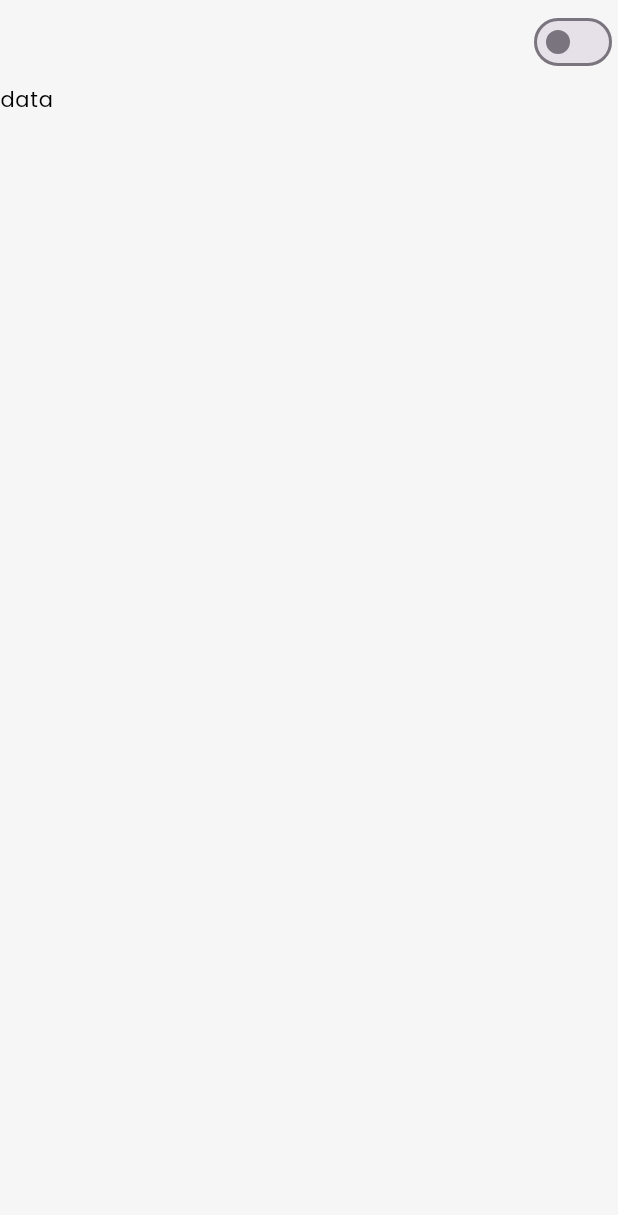
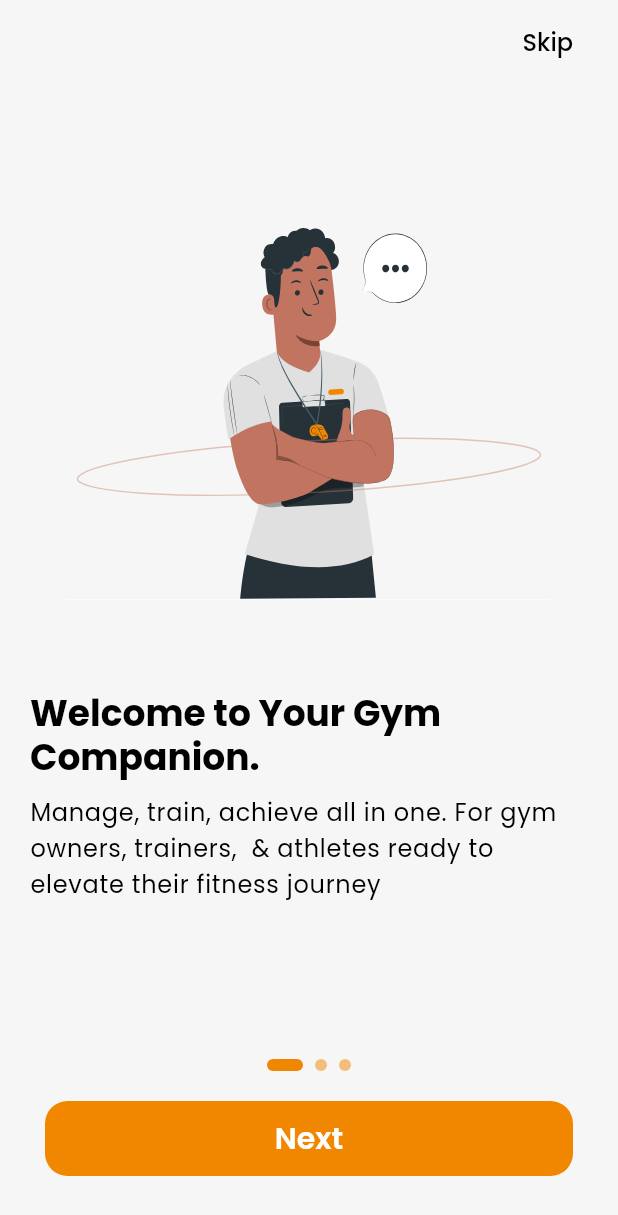
Before and after one commit to stackbic/gym_app, a Flutter app: the screen it shows after launch, on a phone screen of 412 x 824 dp. Shown: the top 1215 px of the screen. Run offline on Flutter 3.47's test engine with Material 3 defaults, Android fonts, the phone set to English and light mode, and no system bars; drawn by our look-alikes of smooth_page_indicator; our stand-ins replace dropdown_button2, flutter_riverpod, flutter_svg, google_fonts.

Commit message:
OnBoarding story completed UI.

```diff
--- a/lib/app/config/app_constants.dart
+++ b/lib/app/config/app_constants.dart
@@ -1,7 +1,7 @@
 import 'package:flutter/material.dart';
 
 class AppColors {
-  static const kPrimaryColor = Color(0xffC11F20);
+  static const kPrimaryColor = Color(0xffF18701);
   static const kBlack = Colors.black;
   static const kWhite = Colors.white;
   static const kWhiteShade = Color(0xffF6F6F6);
@@ -12,6 +12,9 @@ class AppColors {
 // For images
 class AppImages {
   static const path = 'assets/images/';
+  static const onBoarding1 = '${path}gym_onboarding1.svg';
+  static const onBoarding2 = '${path}gym_onboarding2.svg';
+  static const onBoarding3 = '${path}gym_onboarding3.svg';
 }
 
 // For sizing
@@ -62,3 +65,13 @@ class AppSize {
     width: 60,
   );
 }
+
+// Paddings
+class AppPaddings {
+  static const backgroundP = EdgeInsets.all(20);
+  static const bottomnavP = EdgeInsets.symmetric(
+    horizontal: 30,
+    vertical: 40,
+  );
+  static const buttonPadding = EdgeInsets.all(12);
+}
--- a/lib/app/widgets/common_buttons_textforms/button_textforms.dart
+++ b/lib/app/widgets/common_buttons_textforms/button_textforms.dart
@@ -101,7 +101,7 @@ class CustomTextFormField extends StatelessWidget {
                       Text(
                         text ?? '',
                         style: TextStyle(
-                          color: AppColors.kWhite.withOpacity(0.3),
+                          color: AppColors.kWhite.withAlpha((0.3 * 255).round()),
                         ),
                       )
                   : null,
--- a/lib/app/widgets/common_dialogs/common_dialogs.dart
+++ b/lib/app/widgets/common_dialogs/common_dialogs.dart
@@ -37,7 +37,7 @@ void showCustomDialog(
               },
               child: CircleAvatar(
                 radius: 15,
-                backgroundColor: AppColors.kBlack.withOpacity(0.6),
+                backgroundColor: AppColors.kBlack.withAlpha((0.6 * 255).round()),
                 child: const Icon(
                   CupertinoIcons.clear,
                   color: AppColors.kWhite,
--- a/lib/app/widgets/common_dropdowns/common_dropdowns.dart
+++ b/lib/app/widgets/common_dropdowns/common_dropdowns.dart
@@ -42,7 +42,7 @@ class CommonDropDownWidget extends StatelessWidget {
                 borderRadius: BorderRadius.circular(radius ?? 15),
                 color: AppColors.kWhite,
                 border: Border.all(
-                  color: AppColors.kBlack.withOpacity(0.2),
+                  color: AppColors.kBlack.withAlpha((0.2 * 255).round()),
                 ),
               ),
               child: Row(
@@ -55,14 +55,16 @@ class CommonDropDownWidget extends StatelessWidget {
                       primaryValue,
                       style: TextStyle(
                         fontSize: 16,
-                        color: primaryValue == hintText ? AppColors.kBlack.withOpacity(0.3) : AppColors.kBlack,
+                        color: primaryValue == hintText
+                            ? AppColors.kBlack.withAlpha((0.3 * 255).round())
+                            : AppColors.kBlack,
                       ),
                       overflow: TextOverflow.ellipsis,
                     ),
                   ),
                   Icon(
                     Icons.arrow_drop_down,
-                    color: isDropIconColor ?? AppColors.kBlack.withOpacity(0.76),
+                    color: isDropIconColor ?? AppColors.kBlack.withAlpha((0.76 * 255).round()),
                     size: 18,
                   ),
                 ],
--- a/lib/app/widgets/common_listview/common_listview.dart
+++ b/lib/app/widgets/common_listview/common_listview.dart
@@ -79,7 +79,7 @@ class CommonListTile extends StatelessWidget {
       shape: RoundedRectangleBorder(
         borderRadius: BorderRadius.circular(borderRadius ?? 15),
         side: BorderSide(
-          color: borderColor ?? AppColors.kBlack.withOpacity(0.1),
+          color: borderColor ?? AppColors.kBlack.withAlpha((0.1 * 255).round()),
         ),
       ),
       child: ListTile(
@@ -90,7 +90,7 @@ class CommonListTile extends StatelessWidget {
         shape: RoundedRectangleBorder(
           borderRadius: BorderRadius.circular(borderRadius ?? 15),
           side: BorderSide(
-            color: borderColor ?? AppColors.kBlack.withOpacity(0.1),
+            color: borderColor ?? AppColors.kBlack.withAlpha((0.1 * 255).round()),
           ),
         ),
         contentPadding: contentPadding ?? const EdgeInsets.symmetric(horizontal: 5, vertical: 0),
@@ -102,7 +102,7 @@ class CommonListTile extends StatelessWidget {
               style: titleStyle ??
                   TextStyle(
                     fontSize: 14,
-                    color: AppColors.kBlack.withOpacity(0.4),
+                    color: AppColors.kBlack.withAlpha((0.4 * 255).round()),
                   ),
             ),
         subtitle: isSubtitle
--- a/lib/config/riverpod_providers.dart
+++ b/lib/config/riverpod_providers.dart
@@ -1,5 +1,7 @@
 import 'package:flutter/material.dart';
 import 'package:flutter_riverpod/flutter_riverpod.dart';
+import 'package:gym_app/modules/onboarding/presentation/controllers/mob_controllers/onboarding_mob_controller.dart';
+import 'package:gym_app/modules/onboarding/presentation/controllers/mob_controllers/onboarding_mob_state.dart';
 import 'package:gym_app/modules/splash/controllers/theme_controller.dart';
 import '../modules/splash/controllers/splash_controller.dart';
 
@@ -16,4 +18,10 @@ class RiverpodProviders {
       return ThemeNotifier();
     },
   );
+  // Di For OnBoarding
+  static final onBoardingProvider = StateNotifierProvider<OnboardingMobController, OnboardingMobState>(
+    (ref) {
+      return OnboardingMobController();
+    },
+  );
 }
--- /dev/null
+++ b/lib/modules/onboarding/presentation/controllers/mob_controllers/onboarding_mob_controller.dart
@@ -0,0 +1,23 @@
+import 'package:flutter_riverpod/flutter_riverpod.dart';
+import 'package:gym_app/modules/onboarding/presentation/controllers/mob_controllers/onboarding_mob_state.dart';
+
+class OnboardingMobController extends StateNotifier<OnboardingMobState> {
+  OnboardingMobController() : super(OnboardingMobState());
+
+  // Functions for the onboarding part
+  void updateCurrentPage(int page) {
+    state = state.copyWith(currentPage: page);
+  }
+
+  void skipToLastPage() {
+    state = state.copyWith(currentPage: state.onBoardTotalPage - 1);
+  }
+
+  bool shouldShowSkipButton() {
+    return state.currentPage < state.onBoardTotalPage - 1;
+  }
+
+  bool isLastPage() {
+    return state.currentPage == state.onBoardTotalPage - 1;
+  }
+}
--- /dev/null
+++ b/lib/modules/onboarding/presentation/controllers/mob_controllers/onboarding_mob_state.dart
@@ -0,0 +1,22 @@
+class OnboardingMobState {
+  final bool isLoading;
+  final int onBoardTotalPage;
+  final int currentPage;
+  OnboardingMobState({
+    this.isLoading = false,
+    this.onBoardTotalPage = 3,
+    this.currentPage = 0,
+  });
+
+  OnboardingMobState copyWith({
+    bool? isLoading,
+    int? onBoardTotalPage,
+    int? currentPage,
+  }) {
+    return OnboardingMobState(
+      isLoading: isLoading ?? this.isLoading,
+      onBoardTotalPage: onBoardTotalPage ?? this.onBoardTotalPage,
+      currentPage: currentPage ?? this.currentPage,
+    );
+  }
+}
--- /dev/null
+++ b/lib/modules/onboarding/presentation/pages/onboarding_mob/onboard_container.dart
@@ -0,0 +1,63 @@
+import 'package:flutter/material.dart';
+import 'package:flutter_svg/flutter_svg.dart';
+import 'package:gym_app/app/config/app_constants.dart';
+
+class OnboardContainer extends StatelessWidget {
+  const OnboardContainer({
+    super.key,
+    required this.screenIndex,
+  });
+  final int screenIndex;
+
+  @override
+  Widget build(BuildContext context) {
+    return Column(
+      mainAxisAlignment: MainAxisAlignment.center,
+      crossAxisAlignment: CrossAxisAlignment.start,
+      spacing: 10,
+      children: [
+        Visibility(
+          visible: screenIndex == 0,
+          child: AppSize.kHeight5,
+        ),
+        SizedBox(
+          width: double.infinity,
+          height: 300,
+          child: SvgPicture.asset(
+            screenIndex == 0
+                ? AppImages.onBoarding1
+                : screenIndex == 1
+                    ? AppImages.onBoarding2
+                    : AppImages.onBoarding3,
+            fit: BoxFit.contain,
+          ),
+        ),
+        screenIndex == 2 ? AppSize.kHeight40 : AppSize.kHeight15,
+        Text(
+          screenIndex == 0
+              ? "Welcome to Your Gym Companion."
+              : screenIndex == 1
+                  ? 'Built for Everyone, Designed for Success'
+                  : 'Ready to Transform? Let’s Begin!',
+          style: Theme.of(context).textTheme.displaySmall?.copyWith(
+                fontWeight: FontWeight.bold,
+              ),
+        ),
+        Text(
+          screenIndex == 0
+              ? "Manage, train, achieve all in one. For gym owners, trainers,  & athletes ready to elevate their fitness journey"
+              : screenIndex == 1
+                  ? 'Effortlessly manage members, customize workouts, and track progress. '
+                  : 'Get the tools, insights, and support you need to reach new heights. Start your fitness journey today!',
+          style: Theme.of(context).textTheme.bodyLarge?.copyWith(
+                fontSize: 16,
+              ),
+        ),
+        Visibility(
+          visible: screenIndex == 1 || screenIndex == 2,
+          child: AppSize.kHeight20,
+        ),
+      ],
+    );
+  }
+}
--- a/lib/modules/onboarding/presentation/pages/onboarding_mob/onboarding_mob.dart
+++ b/lib/modules/onboarding/presentation/pages/onboarding_mob/onboarding_mob.dart
@@ -1,34 +1,119 @@
 import 'package:flutter/material.dart';
 import 'package:flutter_riverpod/flutter_riverpod.dart';
-import 'package:gym_app/app/config/themes/themes.dart';
+import 'package:gym_app/app/config/app_constants.dart';
 import 'package:gym_app/app/widgets/appbar/appbar.dart';
 import 'package:gym_app/config/riverpod_providers.dart';
+import 'package:smooth_page_indicator/smooth_page_indicator.dart';
 
-class OnboardingMob extends StatelessWidget {
+import '../../../../../app/widgets/common_buttons_textforms/button_textforms.dart';
+import 'onboard_container.dart';
+
+class OnboardingMob extends StatefulWidget {
   const OnboardingMob({super.key});
+
+  @override
+  State<OnboardingMob> createState() => _OnboardingMobState();
+}
+
+class _OnboardingMobState extends State<OnboardingMob> {
+  final PageController pageController = PageController();
 
   @override
   Widget build(BuildContext context) {
     return Consumer(
       builder: (context, ref, child) {
-        final themeNotifier = ref.read(RiverpodProviders.themeProvider.notifier);
+        final onBoardingState = ref.watch(RiverpodProviders.onBoardingProvider);
+        final onBoardingController = ref.read(RiverpodProviders.onBoardingProvider.notifier);
+        final PageController pageController = PageController(
+          initialPage: onBoardingState.currentPage,
+        );
+        // Controller Logic
+        pageController.addListener(() {
+          final currentPage = pageController.page?.round() ?? 0;
+          if (currentPage != onBoardingState.currentPage) {
+            onBoardingController.updateCurrentPage(currentPage);
+          }
+        });
         return Scaffold(
           appBar: CommonAppBar(
             actions: [
-              Switch(
-                value: ref.watch(RiverpodProviders.themeProvider) == AppThemes.darkTheme,
-                onChanged: (value) {
-                  themeNotifier.toggleTheme();
-                },
-              ),
+              if (onBoardingController.shouldShowSkipButton())
+                Padding(
+                  padding: const EdgeInsets.only(
+                    right: 30,
+                  ),
+                  child: GestureDetector(
+                    onTap: () {
+                      pageController.animateToPage(
+                        2,
+                        duration: const Duration(milliseconds: 500),
+                        curve: Curves.easeInOut,
+                      );
+                    },
+                    child: Text(
+                      "Skip",
+                      style: Theme.of(context).textTheme.titleLarge,
+                    ),
+                  ),
+                ),
             ],
           ),
           body: SafeArea(
+            child: Padding(
+              padding: AppPaddings.backgroundP,
+              child: PageView.builder(
+                controller: pageController,
+                itemCount: onBoardingState.onBoardTotalPage,
+                scrollDirection: Axis.horizontal,
+                itemBuilder: (context, index) {
+                  return OnboardContainer(
+                    screenIndex: index,
+                  );
+                },
+              ),
+            ),
+          ),
+          bottomNavigationBar: Padding(
+            padding: AppPaddings.bottomnavP,
             child: Column(
+              spacing: 20,
+              mainAxisSize: MainAxisSize.min,
               children: [
-                Text(
-                  "data",
-                  style: Theme.of(context).textTheme.bodyLarge,
+                SmoothPageIndicator(
+                  controller: pageController,
+                  count: onBoardingState.onBoardTotalPage,
+                  effect: ExpandingDotsEffect(
+                    dotHeight: 8,
+                    dotWidth: 8,
+                    activeDotColor: AppColors.kPrimaryColor,
+                    dotColor: AppColors.kPrimaryColor.withAlpha(
+                      (0.5 * 255).round(),
+                    ),
+                  ),
+                ),
+                SizedBox(
+                  width: double.infinity,
+                  child: ButtonWidget(
+                    padding: const WidgetStatePropertyAll(AppPaddings.buttonPadding),
+                    text: onBoardingController.shouldShowSkipButton() ? "Next" : "Get Started",
+                    style: Theme.of(context).textTheme.headlineMedium?.copyWith(
+                          color: AppColors.kWhite,
+                        ),
+                    backgroundColor: const WidgetStatePropertyAll(AppColors.kPrimaryColor),
+                    borderRadius: BorderRadius.circular(15),
+                    onPressed: () {
+                      final nextPage = pageController.page!.toInt() + 1;
+                      if (nextPage < 3) {
+                        pageController.animateToPage(
+                          nextPage,
+                          duration: const Duration(milliseconds: 500),
+                          curve: Curves.easeInOut,
+                        );
+                      } else {
+                        // Handle navigation to the next screen or onboarding finish
+                      }
+                    },
+                  ),
                 ),
               ],
             ),
--- a/pubspec.yaml
+++ b/pubspec.yaml
@@ -38,6 +38,9 @@ dependencies:
   google_fonts: ^6.2.1
   flutter_riverpod: ^2.6.1
   dropdown_button2: ^2.3.9
+  flutter_svg: ^2.0.16
+  smooth_page_indicator: ^1.2.0+3
+
 
 dev_dependencies:
   flutter_test:
```
Also changed, not shown: assets/images/gym_onboarding1.svg (added), assets/images/gym_onboarding2.svg (added), assets/images/gym_onboarding3.svg (added), pubspec.lock, 1 other file.
